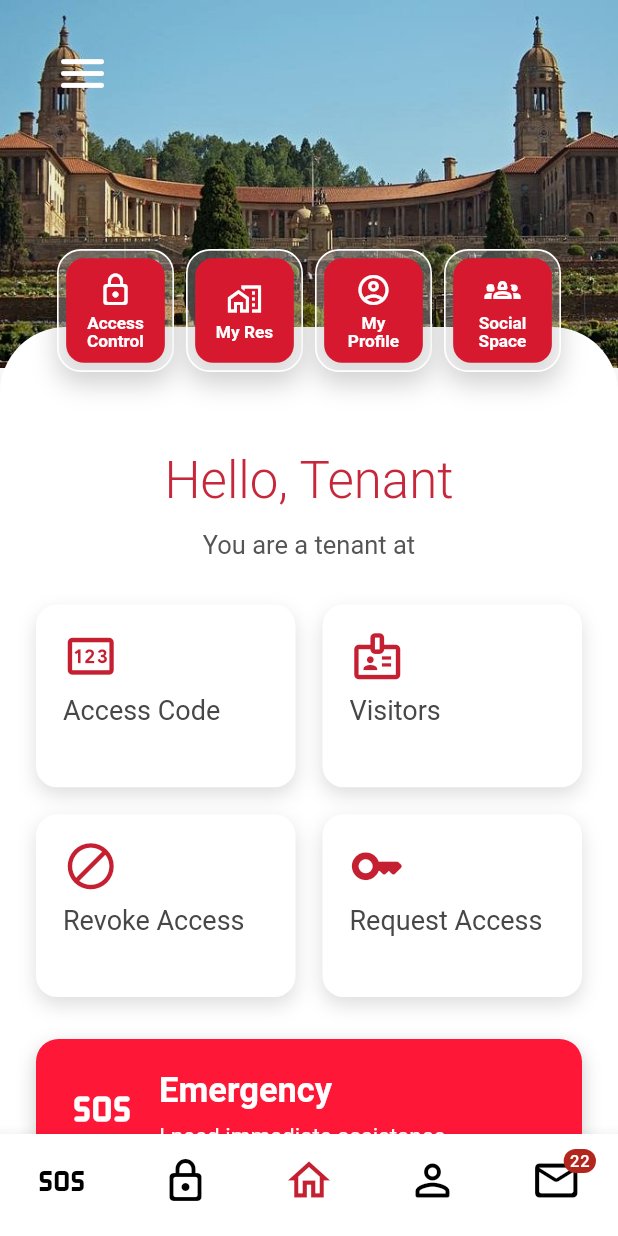
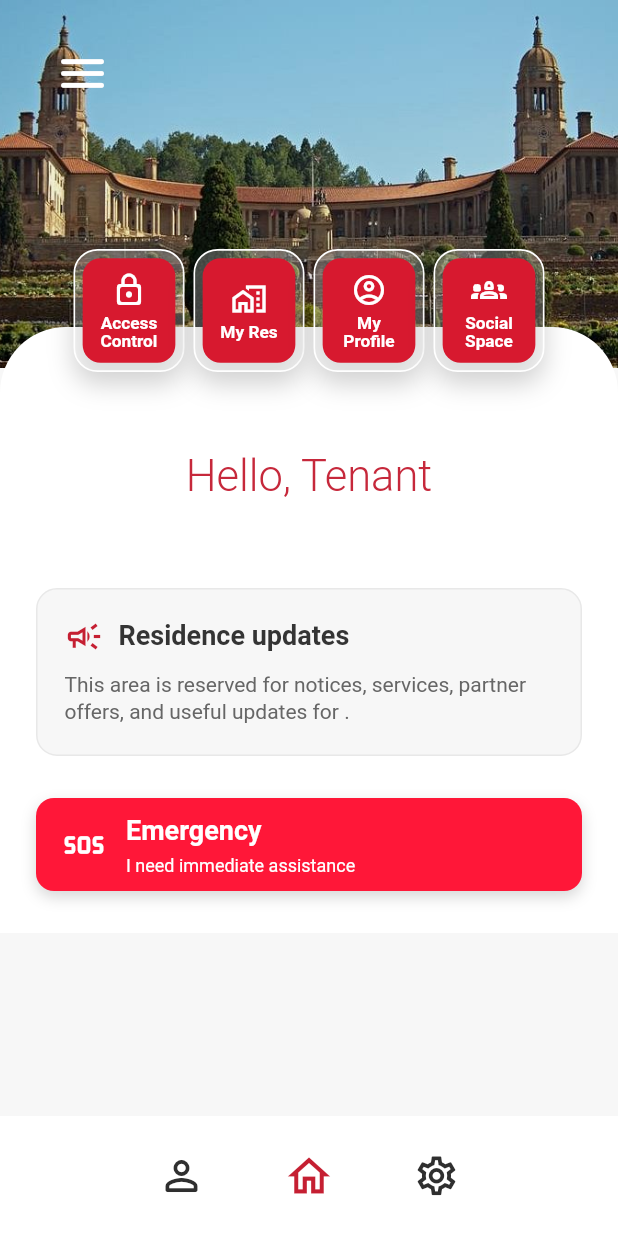
Before and after one commit to maitsapot/residence-operating-system, a Flutter app: the TenantScreen screen opened directly with empty values, on a phone screen of 412 x 824 dp. Run offline on Flutter 3.47's test engine with Material 3 defaults, Android fonts, the phone set to English and light mode, and no system bars; our stand-ins replace logger; network calls fail.

Commit message:
Refine tenant home navigation UI

```diff
--- a/mobile/lib/main.dart
+++ b/mobile/lib/main.dart
@@ -242,7 +242,8 @@ class _TenantScreenState extends State<TenantScreen> {
   bool loadingProfile = true;
   String? profileError;
   _TenantSection selectedSection = _TenantSection.home;
-  _HeroMenu selectedHeroMenu = _HeroMenu.accessControl;
+  _HeroMenu? selectedHeroMenu;
+  _HomeDetail? selectedHomeDetail;
 
   @override
   void initState() {
@@ -378,9 +379,9 @@ class _TenantScreenState extends State<TenantScreen> {
         children: items
             .map(
               (item) => Padding(
-                padding: const EdgeInsets.symmetric(horizontal: 4),
+                padding: const EdgeInsets.symmetric(horizontal: 3),
                 child: SizedBox(
-                  width: 78,
+                  width: 74,
                   height: 82,
                   child: buildHeroMenuTile(item),
                 ),
@@ -392,24 +393,32 @@ class _TenantScreenState extends State<TenantScreen> {
   }
 
   Widget buildHeroMenuTile(_HeroMenuItem item) {
+    final isSelected = selectedHeroMenu == item.menu;
+
     return InkWell(
       borderRadius: BorderRadius.circular(14),
       onTap: () {
         setState(() {
           selectedHeroMenu = item.menu;
+          selectedHomeDetail = null;
         });
       },
-      child: Container(
-        padding: const EdgeInsets.all(5),
+      child: AnimatedContainer(
+        duration: const Duration(milliseconds: 180),
+        curve: Curves.easeOut,
+        padding: EdgeInsets.all(isSelected ? 4 : 5),
         decoration: BoxDecoration(
-          color: Colors.white.withValues(alpha: 0.25),
+          color: Colors.white.withValues(alpha: isSelected ? 0.38 : 0.25),
           borderRadius: BorderRadius.circular(16),
-          border: Border.all(color: Colors.white, width: 1.1),
+          border: Border.all(
+            color: isSelected ? const Color(0xFF6AA84F) : Colors.white,
+            width: isSelected ? 2.2 : 1.1,
+          ),
           boxShadow: [
             BoxShadow(
-              color: Colors.black.withValues(alpha: 0.18),
-              blurRadius: 14,
-              offset: const Offset(0, 8),
+              color: Colors.black.withValues(alpha: isSelected ? 0.28 : 0.18),
+              blurRadius: isSelected ? 18 : 14,
+              offset: Offset(0, isSelected ? 10 : 8),
             ),
           ],
         ),
@@ -419,6 +428,9 @@ class _TenantScreenState extends State<TenantScreen> {
             borderRadius: BorderRadius.circular(12),
           ),
           alignment: Alignment.center,
+          child: Stack(
+            children: [
+              Center(
                 child: Column(
                   mainAxisSize: MainAxisSize.min,
                   children: [
@@ -435,6 +447,22 @@ class _TenantScreenState extends State<TenantScreen> {
                         fontWeight: FontWeight.w600,
                         height: 1.02,
                         letterSpacing: 0,
+                      ),
+                    ),
+                  ],
+                ),
+              ),
+              if (isSelected)
+                Positioned(
+                  right: 7,
+                  top: 7,
+                  child: Container(
+                    width: 8,
+                    height: 8,
+                    decoration: const BoxDecoration(
+                      color: Color(0xFF6AA84F),
+                      shape: BoxShape.circle,
+                    ),
                   ),
                 ),
             ],
@@ -457,31 +485,88 @@ class _TenantScreenState extends State<TenantScreen> {
       ),
       child: Column(
         children: [
+          if (selectedHeroMenu == null && selectedHomeDetail == null) ...[
             Text(
               "Hello, $_firstName",
               textAlign: TextAlign.center,
               style: const TextStyle(
                 color: Color(0xFFC6283B),
-              fontSize: 34,
+                fontSize: 29,
                 fontWeight: FontWeight.w300,
                 letterSpacing: 0,
               ),
             ),
             const SizedBox(height: 6),
             Text(
-            "You are a tenant at $residenceName",
+              residenceName,
               textAlign: TextAlign.center,
               style: const TextStyle(
                 color: Color(0xFF555555),
-              fontSize: 17,
+                fontSize: 14.5,
                 fontWeight: FontWeight.w400,
                 letterSpacing: 0,
               ),
             ),
             const SizedBox(height: 28),
-          buildActionGrid(),
+          ],
+          buildHomePanelContent(residenceName),
           const SizedBox(height: 28),
           buildEmergencyButton(),
+        ],
+      ),
+    );
+  }
+
+  Widget buildHomePanelContent(String residenceName) {
+    if (selectedHomeDetail == _HomeDetail.profile) {
+      return buildInlineProfileDetails(residenceName);
+    }
+    if (selectedHeroMenu == null) {
+      return buildAdPlaceholder(residenceName);
+    }
+    return buildActionGrid();
+  }
+
+  Widget buildAdPlaceholder(String residenceName) {
+    return Container(
+      width: double.infinity,
+      padding: const EdgeInsets.fromLTRB(18, 18, 18, 20),
+      decoration: BoxDecoration(
+        color: const Color(0xFFF7F7F7),
+        borderRadius: BorderRadius.circular(14),
+        border: Border.all(color: const Color(0xFFE8E8E8)),
+      ),
+      child: Column(
+        crossAxisAlignment: CrossAxisAlignment.start,
+        children: [
+          const Row(
+            children: [
+              Icon(Icons.campaign_outlined, color: Color(0xFFC51F32), size: 26),
+              SizedBox(width: 10),
+              Expanded(
+                child: Text(
+                  "Residence updates",
+                  style: TextStyle(
+                    color: Color(0xFF343434),
+                    fontSize: 18,
+                    fontWeight: FontWeight.w600,
+                    letterSpacing: 0,
+                  ),
+                ),
+              ),
+            ],
+          ),
+          const SizedBox(height: 10),
+          Text(
+            "This area is reserved for notices, services, partner offers, and useful updates for $residenceName.",
+            style: const TextStyle(
+              color: Color(0xFF666666),
+              fontSize: 14,
+              fontWeight: FontWeight.w400,
+              height: 1.28,
+              letterSpacing: 0,
+            ),
+          ),
         ],
       ),
     );
@@ -496,16 +581,16 @@ class _TenantScreenState extends State<TenantScreen> {
       itemCount: actions.length,
       gridDelegate: const SliverGridDelegateWithFixedCrossAxisCount(
         crossAxisCount: 2,
-        crossAxisSpacing: 18,
-        mainAxisSpacing: 18,
-        childAspectRatio: 1.42,
+        crossAxisSpacing: 8,
+        mainAxisSpacing: 8,
+        childAspectRatio: 3.45,
       ),
       itemBuilder: (context, index) => buildActionCard(actions[index]),
     );
   }
 
   List<_HomeAction> _actionsForSelectedMenu() {
-    return switch (selectedHeroMenu) {
+    return switch (selectedHeroMenu!) {
       _HeroMenu.accessControl => [
         _HomeAction("Access Code", Icons.pin_outlined),
         _HomeAction("Visitors", Icons.badge_outlined),
@@ -524,7 +609,7 @@ class _TenantScreenState extends State<TenantScreen> {
         _HomeAction(
           "Me",
           Icons.account_circle_outlined,
-          section: _TenantSection.profile,
+          detail: _HomeDetail.profile,
         ),
         _HomeAction("Guardian", Icons.supervisor_account_outlined),
         _HomeAction("Emergency Contact", Icons.contact_emergency_outlined),
@@ -543,9 +628,9 @@ class _TenantScreenState extends State<TenantScreen> {
     return InkWell(
       borderRadius: BorderRadius.circular(14),
       onTap: () {
-        if (action.section != null) {
+        if (action.detail != null) {
           setState(() {
-            selectedSection = action.section!;
+            selectedHomeDetail = action.detail;
           });
           return;
         }
@@ -555,39 +640,75 @@ class _TenantScreenState extends State<TenantScreen> {
         ).showSnackBar(SnackBar(content: Text("${action.label} coming soon")));
       },
       child: Container(
-        padding: const EdgeInsets.fromLTRB(18, 16, 16, 14),
+        padding: const EdgeInsets.symmetric(horizontal: 8, vertical: 5),
         decoration: BoxDecoration(
-          color: Colors.white,
-          borderRadius: BorderRadius.circular(14),
+          color: const Color(0xFFF2F2F2),
+          borderRadius: BorderRadius.circular(8),
           boxShadow: [
             BoxShadow(
-              color: Colors.black.withValues(alpha: 0.13),
-              blurRadius: 10,
-              offset: const Offset(0, 5),
+              color: Colors.black.withValues(alpha: 0.06),
+              blurRadius: 5,
+              offset: const Offset(0, 2),
             ),
           ],
         ),
         child: Column(
           crossAxisAlignment: CrossAxisAlignment.start,
-          mainAxisAlignment: MainAxisAlignment.start,
+          mainAxisAlignment: MainAxisAlignment.center,
           children: [
-            Icon(action.icon, color: const Color(0xFFC51F32), size: 37),
-            const SizedBox(height: 8),
+            Icon(action.icon, color: const Color(0xFFC51F32), size: 18),
+            const SizedBox(height: 3),
             Text(
               action.label,
+              textAlign: TextAlign.left,
               maxLines: 2,
               overflow: TextOverflow.ellipsis,
               style: const TextStyle(
                 color: Color(0xFF474747),
-                fontSize: 18,
-                fontWeight: FontWeight.w400,
+                fontSize: 9.5,
+                fontWeight: FontWeight.w500,
                 letterSpacing: 0,
-                height: 1.08,
+                height: 0.96,
               ),
             ),
           ],
         ),
       ),
+    );
+  }
+
+  Widget buildInlineProfileDetails(String residenceName) {
+    return Column(
+      children: [
+        if (loadingProfile) ...[
+          const LinearProgressIndicator(color: Color(0xFFC51F32), minHeight: 3),
+          const SizedBox(height: 14),
+        ],
+        buildProfileRow(Icons.badge_outlined, "Name", _displayName),
+        buildProfileRow(Icons.home_work_outlined, "Residence", residenceName),
+        buildProfileRow(
+          Icons.mail_outline_rounded,
+          "Email",
+          _profileValue("email"),
+        ),
+        buildProfileRow(
+          Icons.phone_outlined,
+          "Cellphone",
+          _profileValue("cellphone"),
+        ),
+        if (profileError != null) ...[
+          const SizedBox(height: 8),
+          Text(
+            profileError!,
+            style: const TextStyle(
+              color: Color(0xFFC51F32),
+              fontSize: 14,
+              fontWeight: FontWeight.w500,
+              letterSpacing: 0,
+            ),
+          ),
+        ],
+      ],
     );
   }
 
@@ -601,22 +722,22 @@ class _TenantScreenState extends State<TenantScreen> {
       },
       child: Container(
         width: double.infinity,
-        padding: const EdgeInsets.symmetric(horizontal: 24, vertical: 18),
+        padding: const EdgeInsets.symmetric(horizontal: 18, vertical: 9),
         decoration: BoxDecoration(
           color: const Color(0xFFFF1738),
-          borderRadius: BorderRadius.circular(15),
+          borderRadius: BorderRadius.circular(12),
           boxShadow: [
             BoxShadow(
-              color: Colors.black.withValues(alpha: 0.2),
-              blurRadius: 10,
-              offset: const Offset(0, 5),
+              color: Colors.black.withValues(alpha: 0.16),
+              blurRadius: 8,
+              offset: const Offset(0, 4),
             ),
           ],
         ),
         child: const Row(
           children: [
-            Icon(Icons.sos_rounded, color: Colors.white, size: 40),
-            SizedBox(width: 18),
+            Icon(Icons.sos_rounded, color: Colors.white, size: 28),
+            SizedBox(width: 14),
             Expanded(
               child: Column(
                 crossAxisAlignment: CrossAxisAlignment.start,
@@ -625,17 +746,17 @@ class _TenantScreenState extends State<TenantScreen> {
                     "Emergency",
                     style: TextStyle(
                       color: Colors.white,
-                      fontSize: 23,
+                      fontSize: 18,
                       fontWeight: FontWeight.w700,
                       letterSpacing: 0,
                     ),
                   ),
-                  SizedBox(height: 3),
+                  SizedBox(height: 1),
                   Text(
                     "I need immediate assistance",
                     style: TextStyle(
                       color: Colors.white,
-                      fontSize: 15,
+                      fontSize: 12,
                       fontWeight: FontWeight.w400,
                       letterSpacing: 0,
                     ),
@@ -726,53 +847,59 @@ class _TenantScreenState extends State<TenantScreen> {
   }
 
   Widget buildBottomNav() {
-    return BottomNavigationBar(
-      type: BottomNavigationBarType.fixed,
-      backgroundColor: Colors.white,
-      selectedItemColor: const Color(0xFFC51F32),
-      unselectedItemColor: Colors.black,
-      showSelectedLabels: false,
-      showUnselectedLabels: false,
-      currentIndex: selectedSection == _TenantSection.profile ? 3 : 2,
-      onTap: (index) {
-        if (index == 2 || index == 3) {
+    return BottomAppBar(
+      color: Colors.white,
+      elevation: 8,
+      child: SizedBox(
+        height: 58,
+        child: Row(
+          mainAxisAlignment: MainAxisAlignment.center,
+          children: [
+            IconButton(
+              onPressed: () {
                 setState(() {
-            selectedSection = index == 3
-                ? _TenantSection.profile
-                : _TenantSection.home;
+                  selectedSection = _TenantSection.home;
+                  selectedHeroMenu = _HeroMenu.myProfile;
+                  selectedHomeDetail = _HomeDetail.profile;
                 });
-          return;
-        }
-
+              },
+              icon: const Icon(
+                Icons.person_outline_rounded,
+                color: Color(0xFF2F2F2F),
+                size: 32,
+              ),
+            ),
+            const SizedBox(width: 36),
+            IconButton(
+              onPressed: () {
+                setState(() {
+                  selectedSection = _TenantSection.home;
+                  selectedHeroMenu = null;
+                  selectedHomeDetail = null;
+                });
+              },
+              icon: const Icon(
+                Icons.home_outlined,
+                color: Color(0xFFC51F32),
+                size: 34,
+              ),
+            ),
+            const SizedBox(width: 36),
+            IconButton(
+              onPressed: () {
                 ScaffoldMessenger.of(context).showSnackBar(
-          SnackBar(content: Text("${_bottomNavLabel(index)} coming soon")),
+                  const SnackBar(content: Text("Settings coming soon")),
                 );
               },
-      items: const [
-        BottomNavigationBarItem(
-          icon: Icon(Icons.sos_outlined, size: 32),
-          label: "Emergency",
+              icon: const Icon(
+                Icons.settings_outlined,
+                color: Color(0xFF2F2F2F),
+                size: 31,
               ),
-        BottomNavigationBarItem(
-          icon: Icon(Icons.lock_outline_rounded, size: 32),
-          label: "Access",
-        ),
-        BottomNavigationBarItem(
-          icon: Icon(Icons.home_outlined, size: 34),
-          label: "Home",
-        ),
-        BottomNavigationBarItem(
-          icon: Icon(Icons.person_outline_rounded, size: 34),
-          label: "Profile",
-        ),
-        BottomNavigationBarItem(
-          icon: Badge(
-            label: Text("22"),
-            child: Icon(Icons.mail_outline_rounded, size: 34),
-          ),
-          label: "Chats",
             ),
           ],
+        ),
+      ),
     );
   }
 
@@ -999,15 +1126,6 @@ class _TenantScreenState extends State<TenantScreen> {
     return value;
   }
 
-  String _bottomNavLabel(int index) {
-    return switch (index) {
-      0 => "Emergency",
-      1 => "Access",
-      4 => "Chats",
-      _ => "Action",
-    };
-  }
-
   String get _initials {
     final firstName = userProfile?["first_name"]?.toString() ?? "";
     final lastName = userProfile?["last_name"]?.toString() ?? "";
@@ -1049,11 +1167,11 @@ class _TenantScreenState extends State<TenantScreen> {
 }
 
 class _HomeAction {
-  const _HomeAction(this.label, this.icon, {this.section});
+  const _HomeAction(this.label, this.icon, {this.detail});
 
   final String label;
   final IconData icon;
-  final _TenantSection? section;
+  final _HomeDetail? detail;
 }
 
 class _HeroMenuItem {
@@ -1066,4 +1184,6 @@ class _HeroMenuItem {
 
 enum _TenantSection { home, profile }
 
+enum _HomeDetail { profile }
+
 enum _HeroMenu { accessControl, myRes, myProfile, social }
```
Lines whose indentation alone changed are shown as unchanged.
